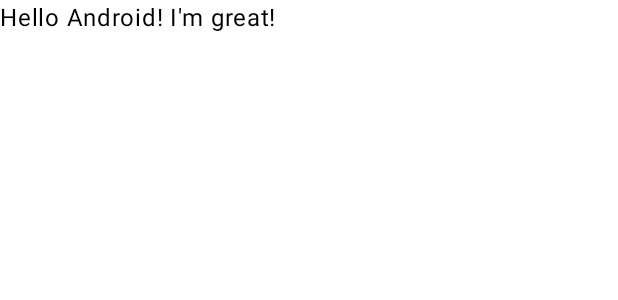
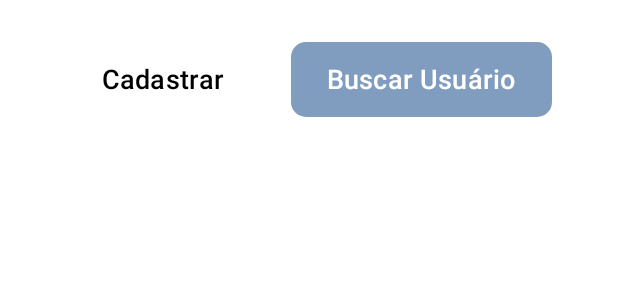
Before and after one commit to ProjetoKotlin/MobileCadastro, an Android app built with Jetpack Compose: the @Preview function GreetingPreview, on a phone screen of 412 x 824 dp. Shown: the top 300 px of the screen. Run offline under Robolectric (Android 15) with nearby library versions, the phone set to English and light mode, and no system bars.

Commit message:
Lógica para estilo dos botões

```diff
--- a/app/src/main/java/com/cursoimpacta/mobilecadastro/MainActivity.kt
+++ b/app/src/main/java/com/cursoimpacta/mobilecadastro/MainActivity.kt
@@ -1,16 +1,42 @@
 package com.cursoimpacta.mobilecadastro
 
+import android.graphics.Paint.Align
 import android.os.Bundle
 import androidx.activity.ComponentActivity
 import androidx.activity.compose.setContent
+import androidx.compose.foundation.BorderStroke
+import androidx.compose.foundation.background
+import androidx.compose.foundation.border
+import androidx.compose.foundation.layout.Arrangement
+import androidx.compose.foundation.layout.Column
+import androidx.compose.foundation.layout.Row
+import androidx.compose.foundation.layout.Spacer
 import androidx.compose.foundation.layout.fillMaxSize
+import androidx.compose.foundation.layout.fillMaxWidth
+import androidx.compose.foundation.layout.height
+import androidx.compose.foundation.layout.padding
+import androidx.compose.foundation.layout.size
+import androidx.compose.foundation.shape.RoundedCornerShape
+import androidx.compose.material3.Button
+import androidx.compose.material3.ButtonDefaults
 import androidx.compose.material3.MaterialTheme
 import androidx.compose.material3.Surface
 import androidx.compose.material3.Text
+import androidx.compose.material3.TextField
 import androidx.compose.runtime.Composable
+import androidx.compose.runtime.getValue
+import androidx.compose.runtime.mutableStateOf
+import androidx.compose.runtime.remember
+import androidx.compose.runtime.setValue
+import androidx.compose.ui.Alignment
 import androidx.compose.ui.Modifier
+import androidx.compose.ui.draw.clip
+import androidx.compose.ui.graphics.Color
 import androidx.compose.ui.tooling.preview.Preview
+import androidx.compose.ui.unit.dp
+import androidx.compose.ui.unit.sp
 import com.cursoimpacta.mobilecadastro.ui.theme.MobileCadastroTheme
+import java.time.format.TextStyle
 
 class MainActivity : ComponentActivity() {
     override fun onCreate(savedInstanceState: Bundle?) {
@@ -22,7 +48,7 @@ class MainActivity : ComponentActivity() {
                     modifier = Modifier.fillMaxSize(),
                     color = MaterialTheme.colorScheme.background
                 ) {
-                    Greeting("Android")
+                    Header()
                 }
             }
         }
@@ -30,17 +56,64 @@ class MainActivity : ComponentActivity() {
 }
 
 @Composable
-fun Greeting(name: String, modifier: Modifier = Modifier) {
-    Text(
-        text = "Hello $name! I'm great!",
-        modifier = modifier
+fun Header(modifier: Modifier = Modifier) {
+    var btn_clicked by remember {
+        mutableStateOf(false)
+    }
+    Column(
+        modifier = Modifier
+            .fillMaxWidth()
+            .padding(16.dp)
+            .background(color = Color(0xFFFFFFFF))
     )
+    {
+        Row(
+            modifier = Modifier
+                .fillMaxWidth()
+                .height(74.dp),
+            horizontalArrangement = Arrangement.Center,
+            verticalAlignment = Alignment.CenterVertically
+        ) {
+            Button(
+                modifier = Modifier.height(50.dp),
+                onClick = { btn_clicked = !btn_clicked },
+                colors = if (btn_clicked) ButtonDefaults.buttonColors(
+                    containerColor = Color(
+                        0xFF809CBE
+                    )
+                ) else ButtonDefaults.buttonColors(containerColor = Color.Transparent),
+                shape = RoundedCornerShape(10.dp),
+            ) {
+                Text(
+                    text = "Cadastrar",
+                    fontSize = 18.sp,
+                    color = if (btn_clicked) Color(0xFFFFFFFF) else Color(0xFF000000)
+                )
+            }
+            Spacer(modifier = Modifier.size(20.dp))
+            Button(
+                modifier = Modifier.height(50.dp),
+                onClick = { btn_clicked = !btn_clicked },
+                colors = if (btn_clicked) ButtonDefaults.buttonColors(
+                    containerColor = Color
+                        .Transparent
+            ) else ButtonDefaults.buttonColors(containerColor = Color(0xFF809CBE)),
+                shape = RoundedCornerShape(10.dp),
+            ) {
+                Text(
+                    text = "Buscar Usuário",
+                    fontSize = 18.sp,
+                    color = if (btn_clicked) Color(0xFF000000) else Color(0xFFFFFFFF)
+                )
+            }
+        }
+    }
 }
 
-@Preview(showBackground = true)
+@Preview
 @Composable
 fun GreetingPreview() {
     MobileCadastroTheme {
-        Greeting("Android")
+        Header()
     }
 }
```
